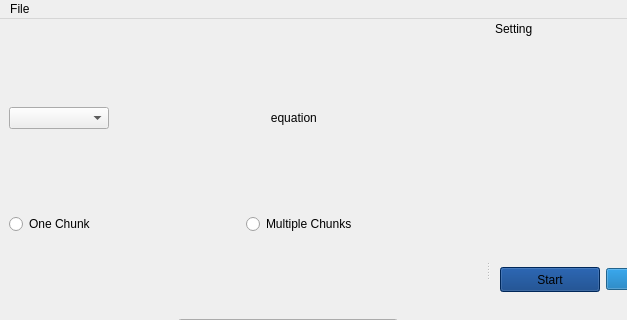
Qt form gui_main.ui (Mohamed-Ibrahim-01/curve-fitting) before a commit; both pictures show x 0 to 627 and y 0 to 320 of the 894 by 543 pixel window.
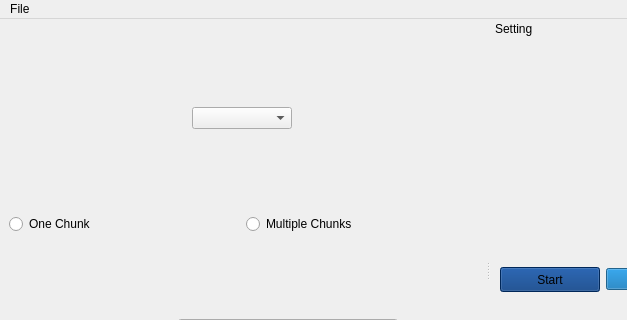
The same form after that commit.

Commit message: fix overlapping plot and combobox problems, applied Latex

The edit to the form file:
```diff
--- a/gui_main.ui
+++ b/gui_main.ui
@@ -21,9 +21,21 @@
        <number>0</number>
       </property>
       <item>
-       <layout class="QHBoxLayout" name="horizontalLayout_2">
+       <layout class="QHBoxLayout" name="latex_layout">
+        <property name="spacing">
+         <number>5</number>
+        </property>
+        <property name="sizeConstraint">
+         <enum>QLayout::SetFixedSize</enum>
+        </property>
         <item>
          <widget class="QComboBox" name="poly_eq_box">
+          <property name="minimumSize">
+           <size>
+            <width>0</width>
+            <height>0</height>
+           </size>
+          </property>
           <property name="maximumSize">
            <size>
             <width>100</width>
@@ -32,25 +44,6 @@
           </property>
          </widget>
         </item>
-        <item>
-         <widget class="QLabel" name="eq_label">
-          <property name="maximumSize">
-           <size>
-            <width>16777215</width>
-            <height>20</height>
-           </size>
-          </property>
-          <property name="text">
-           <string>equation </string>
-          </property>
-          <property name="scaledContents">
-           <bool>false</bool>
-          </property>
-          <property name="alignment">
-           <set>Qt::AlignCenter</set>
-          </property>
-         </widget>
-        </item>
        </layout>
       </item>
       <item>
```
The commit also changes 1 other file.
